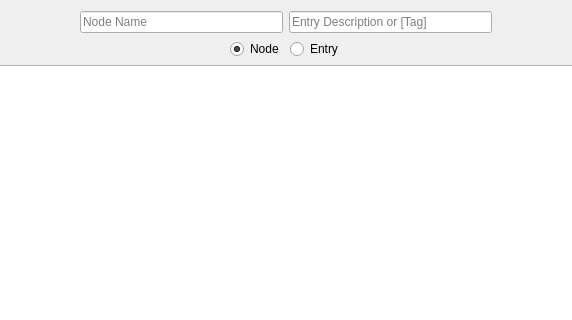
This is search/dialog/searchdialog.ui in ytxerp/ytx-client as Qt 5 draws it before an edit; both pictures show x 134 to 706 and y 0 to 320 of the 840 by 531 pixel window. The edited form follows.
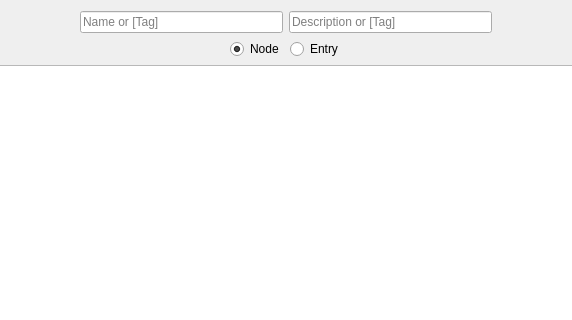
This is the edited form.

What changed in the file:
```diff
--- a/search/dialog/searchdialog.ui
+++ b/search/dialog/searchdialog.ui
@@ -29,14 +29,14 @@
      <item>
       <widget class="QLineEdit" name="lineEditNode">
        <property name="placeholderText">
-        <string>Node Name</string>
+        <string>Name or [Tag]</string>
        </property>
       </widget>
      </item>
      <item>
       <widget class="QLineEdit" name="lineEditEntry">
        <property name="placeholderText">
-        <string>Entry Description or [Tag]</string>
+        <string>Description or [Tag]</string>
        </property>
       </widget>
      </item>
```
